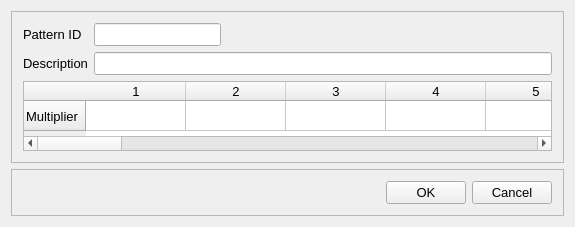
USEPA/SWMM-EPANET_User_Interface, file src/ui/EPANET/frmPatternEditorDesigner.ui: the form before one commit.
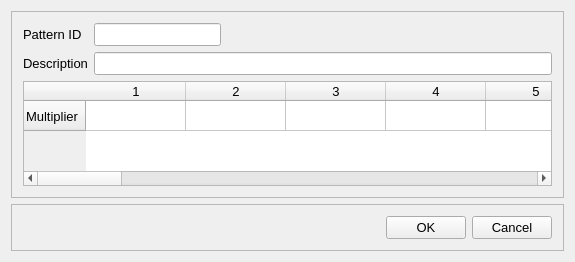
The form after the commit.

```diff
--- a/src/ui/EPANET/frmPatternEditorDesigner.ui
+++ b/src/ui/EPANET/frmPatternEditorDesigner.ui
@@ -7,7 +7,7 @@
     <x>0</x>
     <y>0</y>
     <width>575</width>
-    <height>221</height>
+    <height>262</height>
    </rect>
   </property>
   <property name="font">
```
